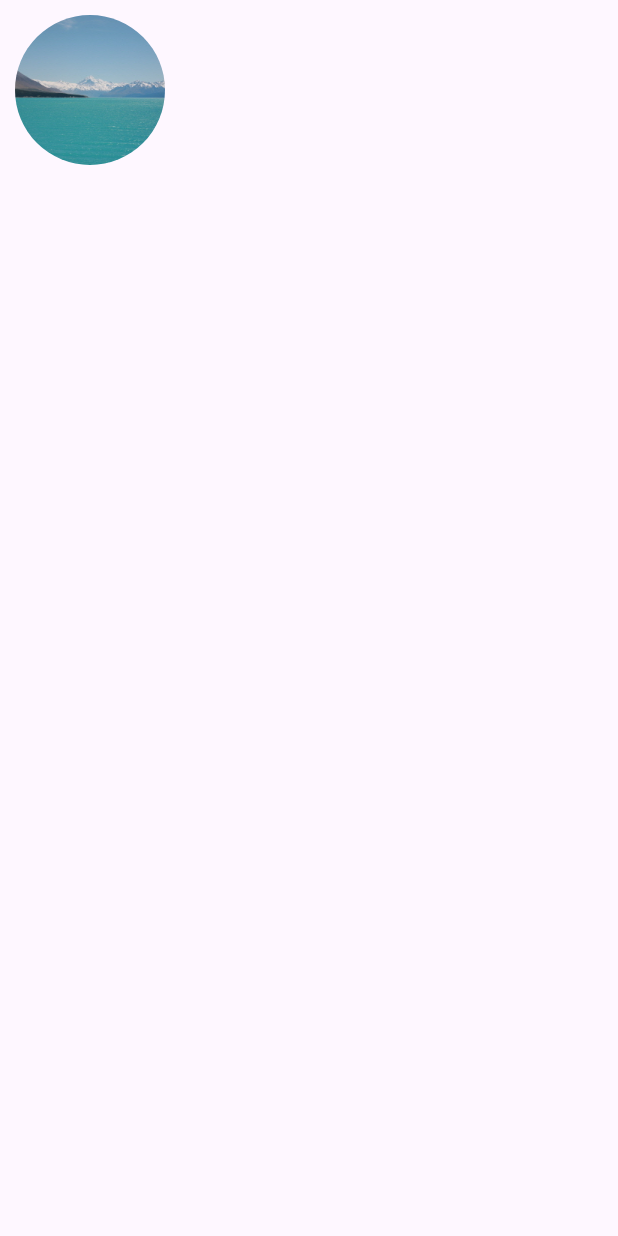
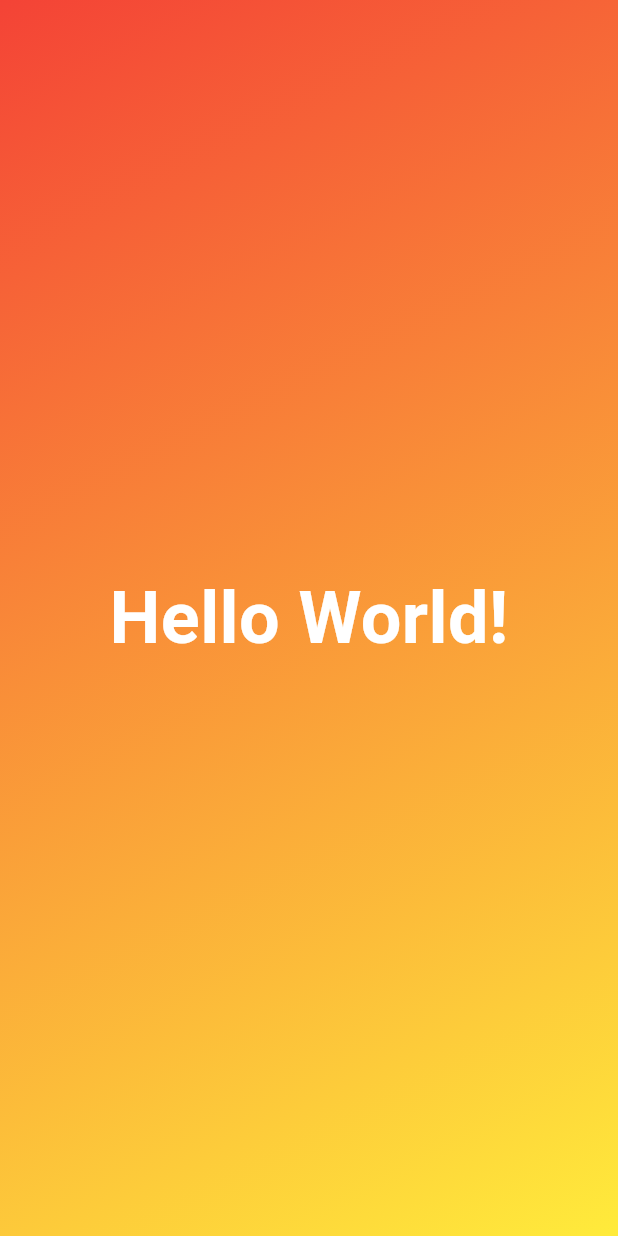
Before and after one commit to nongsang/Flutter-Study, a Flutter app: the screen it shows after launch, on a phone screen of 412 x 824 dp. Run offline on Flutter 3.47's test engine with Material 3 defaults, Android fonts, the phone set to English and light mode, and no system bars.

Commit message:
그라디언트 배경화면 출력

```diff
--- a/container/lib/main.dart
+++ b/container/lib/main.dart
@@ -13,14 +13,25 @@ class MyApp extends StatelessWidget {
     return MaterialApp(
       home: Scaffold(
         body: Container(
-          // 이미지를 원형 마스크를 씌워서 출력
           decoration: BoxDecoration(
-            shape: BoxShape.circle,
-            image: DecorationImage(image: AssetImage('images/big.jpeg'), fit: BoxFit.cover),
+            gradient: LinearGradient( // 그라디언트
+              begin: Alignment.topLeft, // 좌상단에서
+                end: Alignment.bottomRight, // 우하단으로
+                colors: [
+                  Colors.red, // 빨간색으로 시작해서
+                  Colors.yellow, // 노란색으로 변하는
+                ]),
           ),
-          margin: EdgeInsets.all(10),
-          width: 100,
-          height: 100,
+
+          child: Center(
+            child: Text('Hello World!',
+              style: TextStyle(
+                fontSize: 48,
+                fontWeight: FontWeight.bold,
+                color: Colors.white,
+              ),
+            ),
+          ),
         ),
       ),
     );
```
